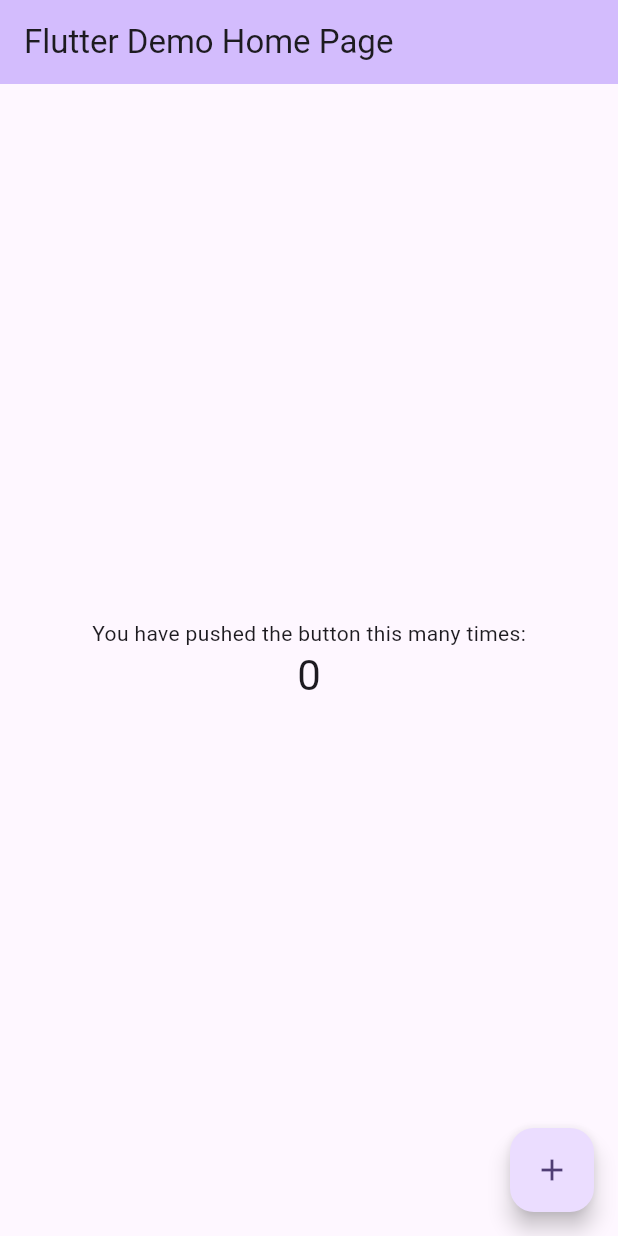
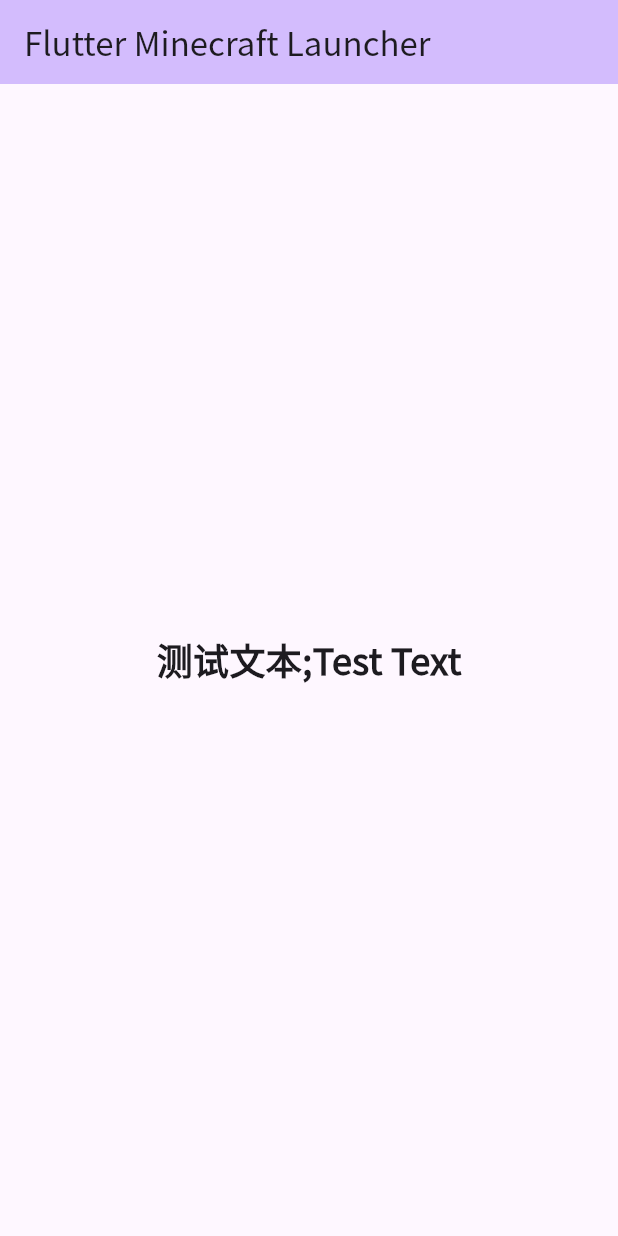
Before and after one commit to liuedg1/FlutterMinecraftLauncher, a Flutter app: the screen it shows after launch, on a phone screen of 412 x 824 dp. Run offline on Flutter 3.47's test engine with Material 3 defaults, Android fonts, the phone set to English and light mode, and no system bars.

Commit message:
feat(ui): add Noto Sans SC

```diff
--- a/lib/main.dart
+++ b/lib/main.dart
@@ -1,65 +1,60 @@
 import 'package:flutter/material.dart';
 
-void main() => runApp(const MyApp());
+void main() => runApp(const FMCLBaseApp());
 
 
-class MyApp extends StatelessWidget {
-  const MyApp({super.key});
+class FMCLBaseApp extends StatelessWidget {
+  const FMCLBaseApp({super.key});
 
   @override
   Widget build(BuildContext context) {
     return MaterialApp(
-      title: 'Flutter Demo',
+      title: 'Flutter Minecraft Launcher',
+
       theme: ThemeData(
         colorScheme: ColorScheme.fromSeed(seedColor: Colors.deepPurple),
+
+        fontFamily: 'Noto Sans SC', // Use NotoSans
       ),
-      home: const MyHomePage(title: 'Flutter Demo Home Page'),
+
+      home: const HomePage(),
     );
   }
 }
 
-class MyHomePage extends StatefulWidget {
-  const MyHomePage({super.key, required this.title});
+class HomePage extends StatefulWidget {
+  const HomePage({super.key});
 
-  final String title;
 
   @override
-  State<MyHomePage> createState() => _MyHomePageState();
+  State<HomePage> createState() => _HomePageState();
 }
 
-class _MyHomePageState extends State<MyHomePage> {
-  int _counter = 0;
-
-  void _incrementCounter() {
-    setState(() {
-      _counter++;
-    });
-  }
+class _HomePageState extends State<HomePage> {
 
   @override
   Widget build(BuildContext context) {
     return Scaffold(
       appBar: AppBar(
         backgroundColor: Theme.of(context).colorScheme.inversePrimary,
-        title: Text(widget.title),
+        title: Text('Flutter Minecraft Launcher'),
       ),
+
       body: Center(
         child: Column(
           mainAxisAlignment: MainAxisAlignment.center,
           children: <Widget>[
-            const Text('You have pushed the button this many times:'),
             Text(
-              '$_counter',
-              style: Theme.of(context).textTheme.headlineMedium,
+                '测试文本;Test Text',
+              style: TextStyle(
+                  fontSize: 24,
+                  fontWeight: FontWeight.w600
+              ),
             ),
           ],
         ),
       ),
-      floatingActionButton: FloatingActionButton(
-        onPressed: _incrementCounter,
-        tooltip: 'Increment',
-        child: const Icon(Icons.add),
-      ),
+
     );
   }
 }
```
Also changed, not shown: pubspec.yaml (+14 -50 lines), 10 other files.
